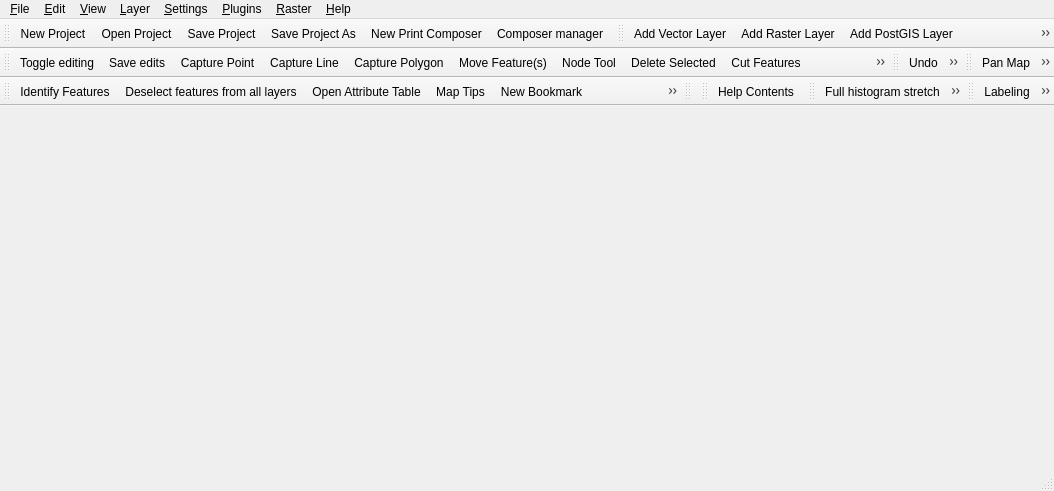
Above: src/ui/qgisapp.ui from qgis/QGIS before the change. Below: the same form after it.
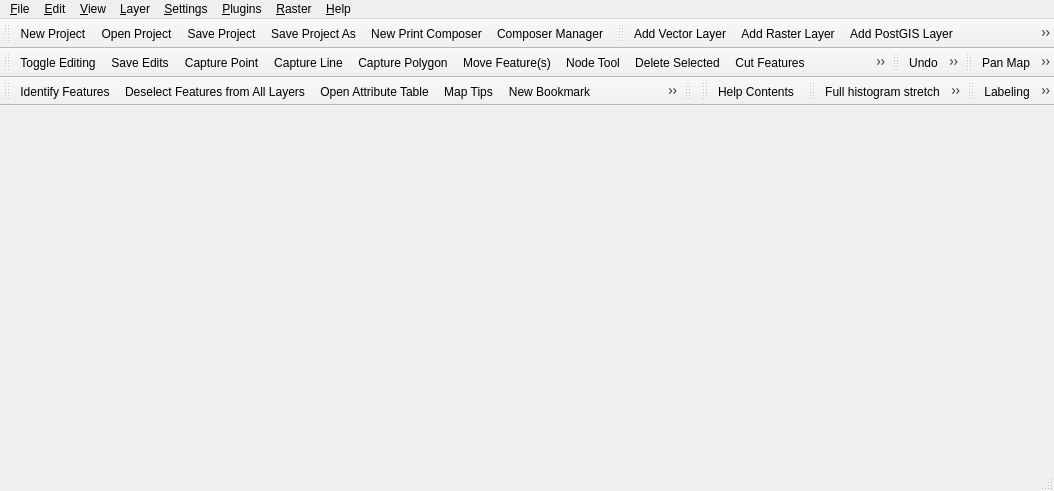
That is the form after the change. Icons and pictures are not drawn.

Commit message:
[BACKPORT] Make the capitalization of menu items and tools consistent in the main window and layer popup UI.
Conflicts:

	src/app/legend/qgslegend.cpp
	src/ui/qgisapp.ui

What changed in the file:
```diff
--- a/src/ui/qgisapp.ui
+++ b/src/ui/qgisapp.ui
@@ -452,7 +452,7 @@
      <normaloff>:/images/themes/default/mActionComposerManager.png</normaloff>:/images/themes/default/mActionComposerManager.png</iconset>
    </property>
    <property name="text">
-    <string>Composer manager...</string>
+    <string>Composer Manager...</string>
    </property>
   </action>
   <action name="mActionExit">
@@ -835,7 +835,7 @@
      <normaloff>:/images/themes/default/mActionDeselectAll.png</normaloff>:/images/themes/default/mActionDeselectAll.png</iconset>
    </property>
    <property name="text">
-    <string>Deselect features from all layers</string>
+    <string>Deselect Features from All Layers</string>
    </property>
   </action>
   <action name="mActionIdentify">
@@ -1161,7 +1161,7 @@
      <normaloff>:/images/themes/default/mActionToggleEditing.png</normaloff>:/images/themes/default/mActionToggleEditing.png</iconset>
    </property>
    <property name="text">
-    <string>Toggle editing</string>
+    <string>Toggle Editing</string>
    </property>
    <property name="statusTip">
     <string>Toggles the editing state of the current layer</string>
@@ -1173,7 +1173,7 @@
      <normaloff>:/images/themes/default/mActionSaveEdits.png</normaloff>:/images/themes/default/mActionSaveEdits.png</iconset>
    </property>
    <property name="text">
-    <string>Save edits</string>
+    <string>Save Edits</string>
    </property>
    <property name="statusTip">
     <string>Save edits to current layer, but continue editing</string>
```
Left out of the diff: 28 changed lines with no effect on the pictures. The commit also changes 2 other files.
